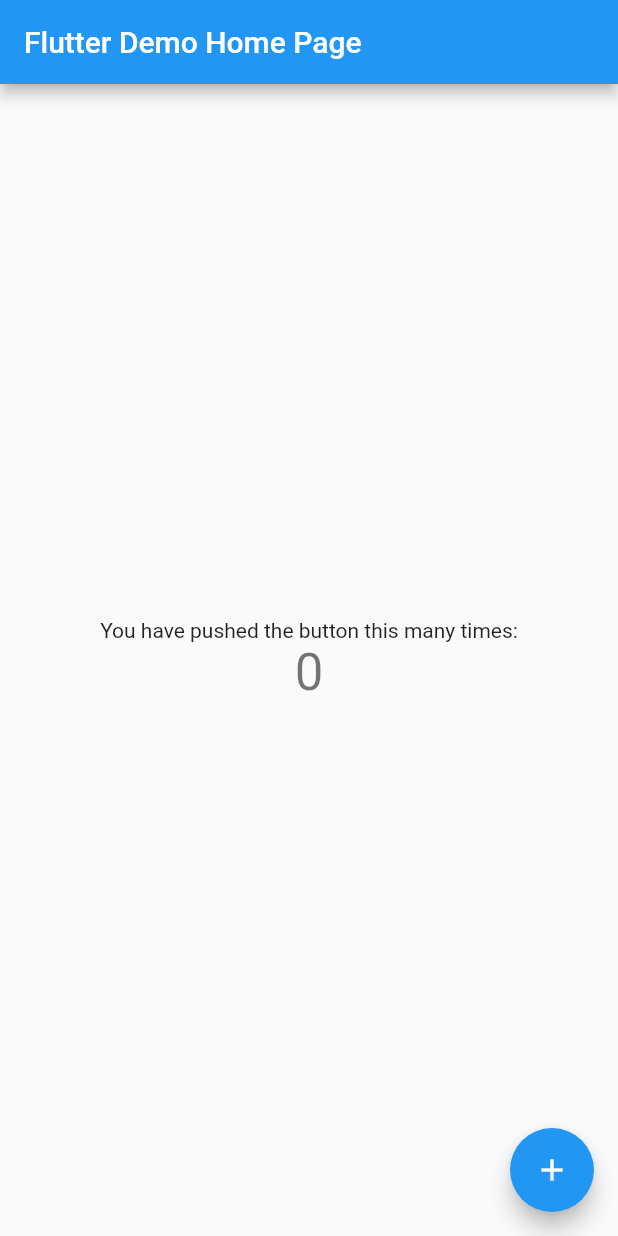
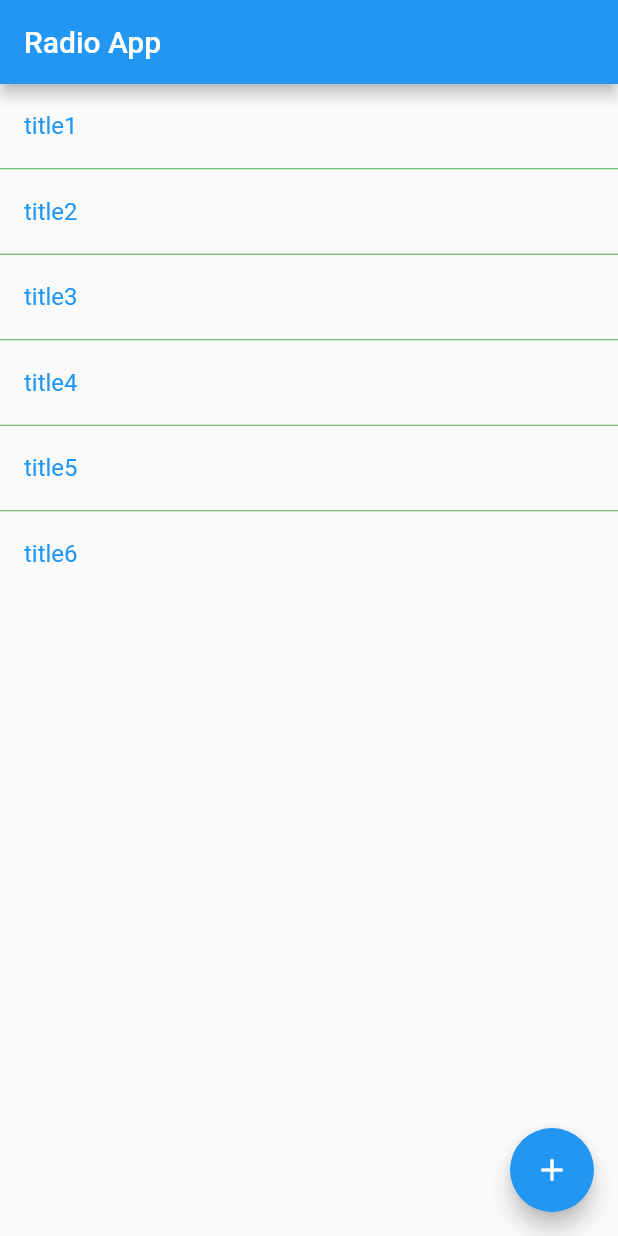
Before and after one commit to ShaliniPurohit01/Flutter, a Flutter app: the screen it shows after launch, on a phone screen of 412 x 824 dp. Run offline on Flutter 3.47's test engine with Material 2 defaults, Android fonts, the phone set to English and light mode, and no system bars; our stand-ins replace get_it.

Commit message:
initial ui setup in radio app

```diff
--- a/radio/lib/main.dart
+++ b/radio/lib/main.dart
@@ -1,111 +1,17 @@
 import 'package:flutter/material.dart';
+import './screen/radio_list_screen.dart';
 
 void main() => runApp(MyApp());
 
 class MyApp extends StatelessWidget {
-  // This widget is the root of your application.
   @override
   Widget build(BuildContext context) {
     return MaterialApp(
-      title: 'Flutter Demo',
+      title: 'Radio App',
       theme: ThemeData(
-        // This is the theme of your application.
-        //
-        // Try running your application with "flutter run". You'll see the
-        // application has a blue toolbar. Then, without quitting the app, try
-        // changing the primarySwatch below to Colors.green and then invoke
-        // "hot reload" (press "r" in the console where you ran "flutter run",
-        // or simply save your changes to "hot reload" in a Flutter IDE).
-        // Notice that the counter didn't reset back to zero; the application
-        // is not restarted.
         primarySwatch: Colors.blue,
       ),
-      home: MyHomePage(title: 'Flutter Demo Home Page'),
+      home: RadioList(),
     );
   }
 }
-
-class MyHomePage extends StatefulWidget {
-  MyHomePage({Key key, this.title}) : super(key: key);
-
-  // This widget is the home page of your application. It is stateful, meaning
-  // that it has a State object (defined below) that contains fields that affect
-  // how it looks.
-
-  // This class is the configuration for the state. It holds the values (in this
-  // case the title) provided by the parent (in this case the App widget) and
-  // used by the build method of the State. Fields in a Widget subclass are
-  // always marked "final".
-
-  final String title;
-
-  @override
-  _MyHomePageState createState() => _MyHomePageState();
-}
-
-class _MyHomePageState extends State<MyHomePage> {
-  int _counter = 0;
-
-  void _incrementCounter() {
-    setState(() {
-      // This call to setState tells the Flutter framework that something has
-      // changed in this State, which causes it to rerun the build method below
-      // so that the display can reflect the updated values. If we changed
-      // _counter without calling setState(), then the build method would not be
-      // called again, and so nothing would appear to happen.
-      _counter++;
-    });
-  }
-
-  @override
-  Widget build(BuildContext context) {
-    // This method is rerun every time setState is called, for instance as done
-    // by the _incrementCounter method above.
-    //
-    // The Flutter framework has been optimized to make rerunning build methods
-    // fast, so that you can just rebuild anything that needs updating rather
-    // than having to individually change instances of widgets.
-    return Scaffold(
-      appBar: AppBar(
-        // Here we take the value from the MyHomePage object that was created by
-        // the App.build method, and use it to set our appbar title.
-        title: Text(widget.title),
-      ),
-      body: Center(
-        // Center is a layout widget. It takes a single child and positions it
-        // in the middle of the parent.
-        child: Column(
-          // Column is also a layout widget. It takes a list of children and
-          // arranges them vertically. By default, it sizes itself to fit its
-          // children horizontally, and tries to be as tall as its parent.
-          //
-          // Invoke "debug painting" (press "p" in the console, choose the
-          // "Toggle Debug Paint" action from the Flutter Inspector in Android
-          // Studio, or the "Toggle Debug Paint" command in Visual Studio Code)
-          // to see the wireframe for each widget.
-          //
-          // Column has various properties to control how it sizes itself and
-          // how it positions its children. Here we use mainAxisAlignment to
-          // center the children vertically; the main axis here is the vertical
-          // axis because Columns are vertical (the cross axis would be
-          // horizontal).
-          mainAxisAlignment: MainAxisAlignment.center,
-          children: <Widget>[
-            Text(
-              'You have pushed the button this many times:',
-            ),
-            Text(
-              '$_counter',
-              style: Theme.of(context).textTheme.display1,
-            ),
-          ],
-        ),
-      ),
-      floatingActionButton: FloatingActionButton(
-        onPressed: _incrementCounter,
-        tooltip: 'Increment',
-        child: Icon(Icons.add),
-      ), // This trailing comma makes auto-formatting nicer for build methods.
-    );
-  }
-}
--- /dev/null
+++ b/radio/lib/model/radio_data.dart
@@ -0,0 +1,6 @@
+class RadioData {
+  String radioId;
+  String radioTitle;
+
+  RadioData({this.radioId, this.radioTitle});
+}
--- /dev/null
+++ b/radio/lib/screen/radio_list_screen.dart
@@ -0,0 +1,70 @@
+import 'package:flutter/material.dart';
+import './view_radio.dart';
+import '../model/radio_data.dart';
+
+// class RadioList extends StatefulWidget {
+//   @override
+//   _RadioListState createState() => _RadioListState();
+// }
+
+// class _RadioListState extends State<RadioList> {
+
+class RadioList extends StatelessWidget {
+  final radio = [
+    new RadioData(
+      radioId: '1',
+      radioTitle: 'title1',
+    ),
+    new RadioData(
+      radioId: '2',
+      radioTitle: 'title2',
+    ),
+    new RadioData(
+      radioId: '3',
+      radioTitle: 'title3',
+    ),
+    new RadioData(
+      radioId: '4',
+      radioTitle: 'title4',
+    ),
+    new RadioData(
+      radioId: '5',
+      radioTitle: 'title5',
+    ),
+    new RadioData(
+      radioId: '6',
+      radioTitle: 'title6',
+    ),
+  ];
+
+  @override
+  Widget build(BuildContext context) {
+    return Scaffold(
+      appBar: AppBar(title: Text('Radio App')),
+      floatingActionButton: FloatingActionButton(
+          onPressed: () {
+            Navigator.of(context)
+                .push(MaterialPageRoute(builder: (_) => ViewRadio()));
+          },
+          child: Icon(Icons.add)),
+      body: ListView.separated(
+        separatorBuilder: (_, __) => Divider(height: 1, color: Colors.green),
+        itemBuilder: (_, index) {
+          return ListTile(
+            title: Text(
+              radio[index].radioTitle,
+              style: TextStyle(color: Theme.of(context).primaryColor),
+            ),
+            onTap: () {
+              Navigator.of(context).push(MaterialPageRoute(
+                  builder: (_) => ViewRadio(
+                        radioId: radio[index].radioId,
+                      )));
+            },
+          );
+        },
+        itemCount: radio.length,
+      ),
+    );
+  }
+}
--- /dev/null
+++ b/radio/lib/screen/view_radio.dart
@@ -0,0 +1,16 @@
+import 'package:flutter/material.dart';
+
+class ViewRadio extends StatelessWidget {
+  final String radioId;
+
+  ViewRadio({this.radioId});
+  @override
+  Widget build(BuildContext context) {
+    return Scaffold(
+      appBar: AppBar(
+        title: Text('The show '),
+      ),
+      body: Container(),
+    );
+  }
+}
```
Also changed, not shown: radio/pubspec.yaml (+1 -6 lines), radio/pubspec.lock.
